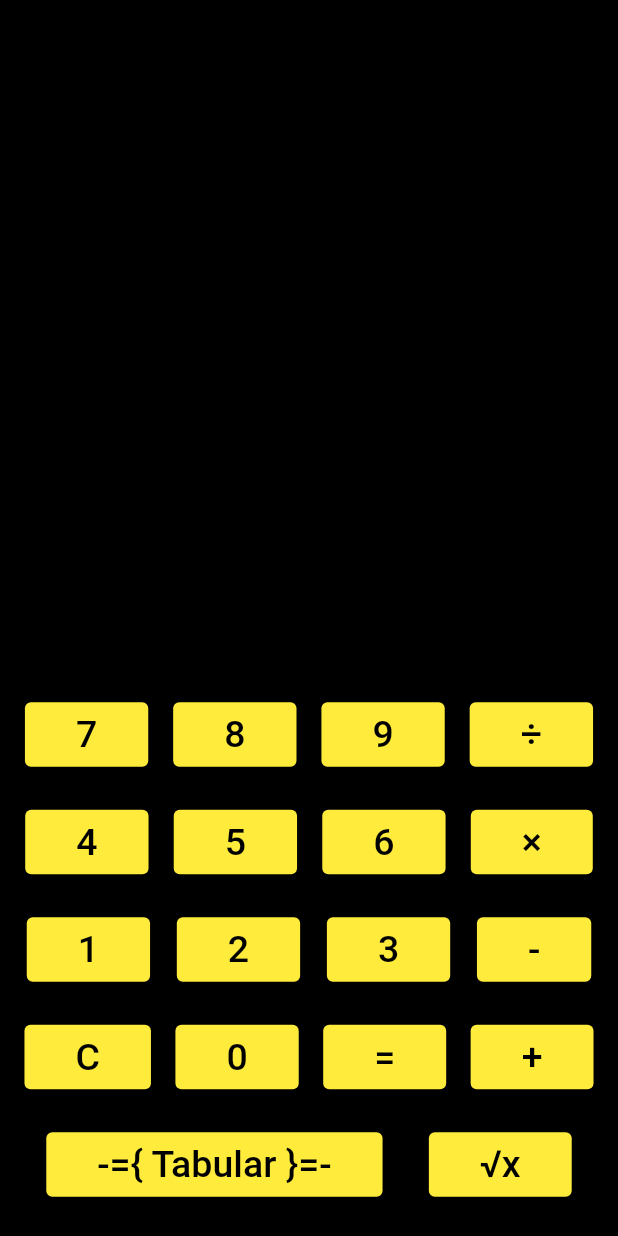
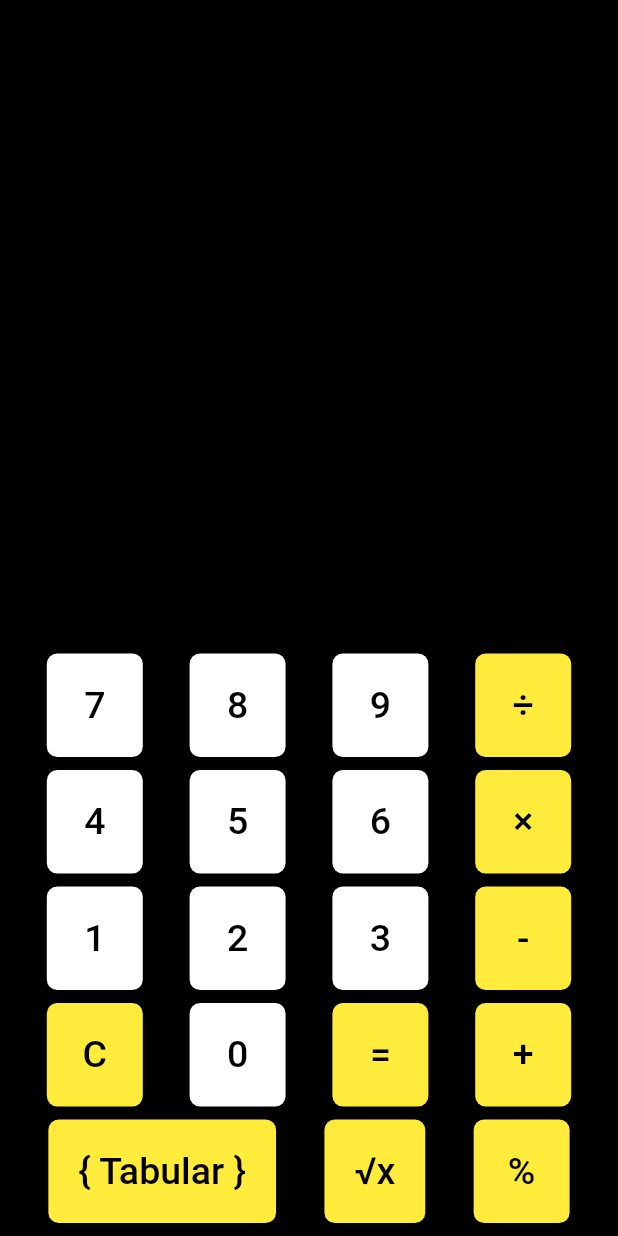
Before and after one commit to IgorAFrancozo/Tabuladora, a Flutter app: the screen it shows after launch, on a phone screen of 412 x 824 dp. Run offline on Flutter 3.47's test engine with Material 2 defaults, Android fonts, the phone set to English and light mode, and no system bars; our stand-ins replace math_expressions.

Commit message:
adição de % e reformatação de lógica

```diff
--- a/lib/main.dart
+++ b/lib/main.dart
@@ -1,4 +1,5 @@
 import 'dart:math';
+
 import 'package:flutter/material.dart';
 import 'package:math_expressions/math_expressions.dart';
 
@@ -44,17 +45,28 @@ class _CalculadoraScreenState extends State<CalculadoraScreen> {
   }
 
   void _calcularOperacao(String input) {
+    String operacao = input;
+
     if (input.isNotEmpty) {
+      input =
+          operacao.replaceAllMapped(RegExp(r'(\d+)([+*/-]-*[\d.]+)%'), (match) {
+        double valor = double.parse(match.group(1) ?? '0');
+        double percentual = double.parse(match.group(2) ?? '0') * 0.01;
+        double resultado = valor * (1 + percentual);
+        return resultado.toString();
+      });
+
       String expressao = input
           .replaceAll('×', '*')
           .replaceAll('÷', '/')
           .replaceAll('√x', 'sqrt(');
+
       Parser parser = Parser();
       Expression expressaoFinal = parser.parse(expressao);
       ContextModel contexto = ContextModel();
       double resultado = expressaoFinal.evaluate(EvaluationType.REAL, contexto);
-      String operacao = input;
       String resposta = '\n$operacao = $resultado';
+
       setState(() {
         _historico.insert(0, resposta);
         _controller.text = '';
@@ -94,7 +106,8 @@ class _CalculadoraScreenState extends State<CalculadoraScreen> {
                 return Text(
                   _historico[index],
                   maxLines: 14,
-                  style: const TextStyle(color: Colors.deepOrangeAccent, fontSize: 19),
+                  style: const TextStyle(
+                      color: Colors.deepOrangeAccent, fontSize: 19),
                 );
               },
             ),
@@ -107,7 +120,10 @@ class _CalculadoraScreenState extends State<CalculadoraScreen> {
                   textAlign: TextAlign.center,
                   controller: _controller,
                   keyboardType: TextInputType.number,
-                  style: const TextStyle(color: Colors.yellowAccent, fontSize: 34, fontWeight: FontWeight.bold),
+                  style: const TextStyle(
+                      color: Colors.yellowAccent,
+                      fontSize: 34,
+                      fontWeight: FontWeight.bold),
                 ),
                 Row(
                   mainAxisAlignment: MainAxisAlignment.spaceEvenly,
@@ -148,8 +164,9 @@ class _CalculadoraScreenState extends State<CalculadoraScreen> {
                 Row(
                   mainAxisAlignment: MainAxisAlignment.spaceEvenly,
                   children: [
-                    _buildButton('-={ Tabular }=-', color: Colors.yellowAccent),
-                    _buildButton('√x', color: Colors.yellowAccent)
+                    _buildButton('{ Tabular }', color: Colors.yellowAccent),
+                    _buildButton('√x', color: Colors.yellowAccent),
+                    _buildButton('%', color: Colors.yellowAccent)
                   ],
                 )
               ],
@@ -174,7 +191,7 @@ class _CalculadoraScreenState extends State<CalculadoraScreen> {
           _calcularOperacao(_controller.text);
         } else if (text == 'C') {
           _controller.clear();
-        } else if (text == '-={ Tabular }=-') {
+        } else if (text == '{ Tabular }') {
           _calcularTabuada(_controller.text);
         } else if (text == '√x') {
           _calcularRaizQuadrada(_controller.text);
@@ -183,7 +200,9 @@ class _CalculadoraScreenState extends State<CalculadoraScreen> {
         }
       },
       style: ElevatedButton.styleFrom(
-        padding: const EdgeInsets.fromLTRB(34, 7, 34, 7),
+        padding: const EdgeInsets.all(20),
+        backgroundColor: _isSpecialButton(text) ? Colors.yellow : Colors.white,
+        shape: RoundedRectangleBorder(borderRadius: BorderRadius.circular(7)),
       ),
       child: Text(
         text,
@@ -191,4 +210,19 @@ class _CalculadoraScreenState extends State<CalculadoraScreen> {
       ),
     );
   }
+
+  bool _isSpecialButton(String text) {
+    List<String> specialButtons = [
+      'C',
+      '=',
+      '÷',
+      '×',
+      '{ Tabular }',
+      '√x',
+      '-',
+      '+',
+      '%'
+    ];
+    return specialButtons.contains(text);
+  }
 }
```
